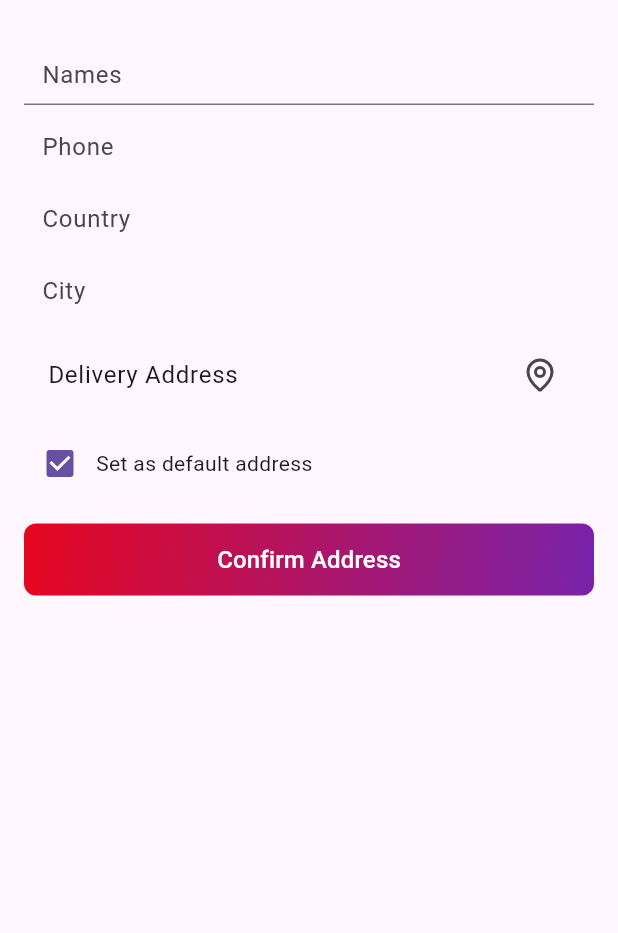
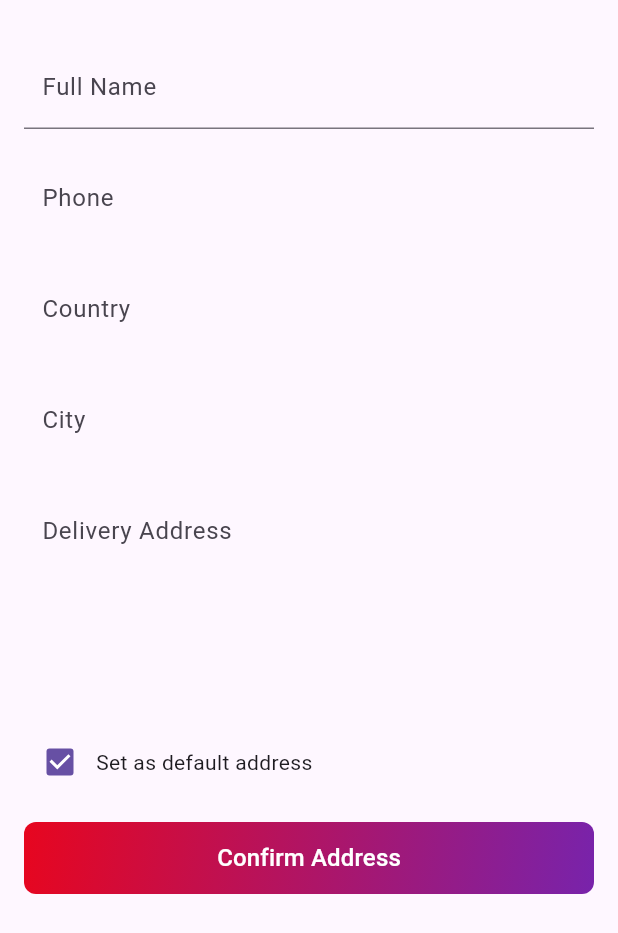
Before and after one commit to enock-kibet/wc-sports-app-coastal, a Flutter app: the AddressFormBottomSheet widget shown alone on an empty page, opened directly with empty values, on a phone screen of 412 x 824 dp. Shown: the top 933 px of the screen. Run offline on Flutter 3.47's test engine with Material 3 defaults, Android fonts, the phone set to English and light mode, and no system bars; our stand-ins replace cached_network_image, carousel_slider, cookie_jar, device_info_plus, dio, dio_cookie_manager and 31 more; missing offline and left inert: auto_height_grid_view, firebase_app_installations, flutter_google_places_sdk, talker_dio_logger; accounts and stored records are empty; network calls fail; statements that could not run were skipped.

Commit message:
More Updates

```diff
--- a/lib/data/services/client.dart
+++ b/lib/data/services/client.dart
@@ -186,7 +186,7 @@ class PickupAddressService {
 class MatchService {
   HttpResult<List<MatchType>> getMatches() async {
     return Http.get(
-      "https://backend.wencetechnologies.com/sportapp/api/Match/a571e8a5-8096-4ac3-bdd3-3dd7b623cbe6/df6fb842-329d-4924-a7b3-6e56177a229c?playStatus=false",
+      "https://backend.wencetechnologies.com/sportapp/api/Match/a571e8a5-8096-4ac3-bdd3-3dd7b623cbe6/df6fb842-329d-4924-a7b3-6e56177a229c?playStatus=false&fromNow=true",
       deserializer: (data) {
         List<MatchType> matchList = [];
 
--- a/lib/features/dashboard/pages/shop/widgets/address_bottom_sheet.dart
+++ b/lib/features/dashboard/pages/shop/widgets/address_bottom_sheet.dart
@@ -2,10 +2,12 @@
 
 import 'package:flutter/material.dart';
 import 'package:flutter_bloc/flutter_bloc.dart';
+import 'package:flutter_google_places_sdk/flutter_google_places_sdk.dart';
 import 'package:google_maps_flutter/google_maps_flutter.dart' as gmf;
 import 'package:geolocator/geolocator.dart';
 import 'package:lucide_icons/lucide_icons.dart';
 import 'package:sports_app/features/app/blocs/address/address_bloc.dart';
+import 'package:sports_app/features/dashboard/pages/shop/widgets/place_search_delegate.dart';
 import '../../../../../data/services/service.dart';
 import '../../../../../localization/app_prefs_manager.dart';
 import '../../../../../theme/app_colors.dart';
@@ -32,6 +34,13 @@ class _AddressFormBottomSheetState extends State<AddressFormBottomSheet> {
   final _countryController = TextEditingController();
   final _cityController = TextEditingController();
   final _addressController = TextEditingController();
+  bool _isSelectingAddress = false;
+
+  int _queryVersion = 0;
+
+  late FlutterGooglePlacesSdk _places;
+  List<AutocompletePrediction> _predictions = [];
+  final _addressSearchController = TextEditingController();
   Map<String, dynamic>? _locationResult;
 
   @override
@@ -39,6 +48,8 @@ class _AddressFormBottomSheetState extends State<AddressFormBottomSheet> {
     super.initState();
     _nameController.text =
         service<AppPreferencesManager>().currentUserValue!.name;
+
+    _places = FlutterGooglePlacesSdk(widget.apiKey);
   }
 
   Future<gmf.LatLng?> getCurrentLatLng() async {
@@ -73,6 +84,24 @@ class _AddressFormBottomSheetState extends State<AddressFormBottomSheet> {
     if (result != null) {
       setState(() {
         _locationResult = result;
+      });
+    }
+  }
+
+  void _pickLocadtion() async {
+    final places = FlutterGooglePlacesSdk(widget.apiKey);
+
+    final result = await showSearch(
+      context: context,
+      delegate: PlaceSearchDelegate(places),
+    );
+
+    if (result != null) {
+      setState(() {
+        _locationResult = {
+          "address": result["address"],
+          "latLng": gmf.LatLng(result["lat"], result["lng"]),
+        };
       });
     }
   }
@@ -151,6 +180,7 @@ class _AddressFormBottomSheetState extends State<AddressFormBottomSheet> {
           right: 16,
           top: 30,
         ),
+        child: SingleChildScrollView(
           child: Column(
             mainAxisSize: MainAxisSize.min,
             children: [
@@ -159,25 +189,22 @@ class _AddressFormBottomSheetState extends State<AddressFormBottomSheet> {
                   color: Theme.of(context).colorScheme.surface,
                   borderRadius: BorderRadius.circular(8),
                 ),
-              height: 40,
                 child: TextField(
                   controller: _nameController,
                   decoration: const InputDecoration(
-                  labelText: "Names",
+                    labelText: "Full Name",
                     contentPadding:
                         EdgeInsets.symmetric(vertical: 8, horizontal: 12),
-                  filled: false,
                   ),
                   keyboardType: TextInputType.text,
                 ),
               ),
-            const SizedBox(height: 8),
+              const SizedBox(height: 18),
               Container(
                 decoration: BoxDecoration(
                   color: Theme.of(context).colorScheme.surface,
                   borderRadius: BorderRadius.circular(8),
                 ),
-              height: 40,
                 child: TextField(
                   controller: _phoneController,
                   decoration: const InputDecoration(
@@ -185,18 +212,16 @@ class _AddressFormBottomSheetState extends State<AddressFormBottomSheet> {
                     border: InputBorder.none, // Remove default border
                     contentPadding:
                         EdgeInsets.symmetric(vertical: 8, horizontal: 12),
-                  filled: false,
                   ),
                   keyboardType: TextInputType.text,
                 ),
               ),
-            const SizedBox(height: 8),
+              const SizedBox(height: 18),
               Container(
                 decoration: BoxDecoration(
                   color: Theme.of(context).colorScheme.surface,
                   borderRadius: BorderRadius.circular(8),
                 ),
-              height: 40,
                 child: TextField(
                   controller: _countryController,
                   decoration: const InputDecoration(
@@ -204,49 +229,146 @@ class _AddressFormBottomSheetState extends State<AddressFormBottomSheet> {
                     border: InputBorder.none, // Remove default border
                     contentPadding:
                         EdgeInsets.symmetric(vertical: 8, horizontal: 12),
-                  filled: false,
                   ),
                   keyboardType: TextInputType.text,
                 ),
               ),
-            const SizedBox(height: 8),
+              const SizedBox(height: 18),
               Container(
+                decoration: BoxDecoration(
+                  borderRadius: BorderRadius.circular(8),
+                ),
+                child: TextField(
+                  controller: _cityController,
+                  decoration: const InputDecoration(
+                    labelText: "City",
+                    border: InputBorder.none,
+                    contentPadding:
+                        EdgeInsets.symmetric(vertical: 8, horizontal: 12),
+                  ),
+                  keyboardType: TextInputType.text,
+                ),
+              ),
+              const SizedBox(height: 18),
+              GestureDetector(
+                onTap: () {
+                  FocusScope.of(context).unfocus();
+                  setState(() {
+                    _predictions.clear();
+                  });
+                },
+                child: SizedBox(
+                  height: 150, // enough space for field + dropdown
+                  child: Stack(
+                    clipBehavior: Clip.none,
+                    children: [
+                      // ✅ Address Input (Always on top)
+                      Positioned(
+                        top: 0,
+                        left: 0,
+                        right: 0,
+                        child: TextField(
+                          controller: _addressSearchController,
+                          decoration: const InputDecoration(
+                            labelText: "Delivery Address",
+                            contentPadding: EdgeInsets.symmetric(
+                                vertical: 8, horizontal: 12),
+                            border: InputBorder.none,
+                          ),
+                          onChanged: (value) async {
+                            if (_isSelectingAddress) return;
+                            if (value.isEmpty) {
+                              setState(() => _predictions.clear());
+                              return;
+                            }
+
+                            final currentVersion = ++_queryVersion;
+
+                            final res = await _places
+                                .findAutocompletePredictions(value);
+
+                            if (!_isSelectingAddress &&
+                                currentVersion == _queryVersion) {
+                              setState(() {
+                                _predictions =
+                                    List<AutocompletePrediction>.from(
+                                        res.predictions);
+                              });
+                            }
+                          },
+                        ),
+                      ),
+
+                      // ✅ AUTOCOMPLETE DROPDOWN (Z-INDEX ABOVE EVERYTHING)
+                      if (_predictions.isNotEmpty)
+                        Positioned(
+                          top: 55, // directly below the input
+                          left: 0,
+                          right: 0,
+                          child: Material(
+                            elevation: 6, // 👈 gives true Z depth
+                            borderRadius: BorderRadius.circular(8),
+                            child: Container(
+                              height: 100,
                               decoration: BoxDecoration(
                                 color: Theme.of(context).colorScheme.surface,
                                 borderRadius: BorderRadius.circular(8),
                               ),
-              height: 40,
-              child: TextField(
-                controller: _cityController,
-                decoration: const InputDecoration(
-                  labelText: "City",
-                  border: InputBorder.none, // Remove default border
-                  contentPadding:
-                      EdgeInsets.symmetric(vertical: 8, horizontal: 12),
-                  filled: false,
-                ),
-                keyboardType: TextInputType.text,
+                              child: ListView.builder(
+                                padding: EdgeInsets.zero,
+                                itemCount: _predictions.length,
+                                itemBuilder: (context, index) {
+                                  final p = _predictions[index];
+
+                                  return ListTile(
+                                    title: Text(p.fullText),
+                                    onTap: () async {
+                                      _isSelectingAddress = true;
+                                      final details = await _places.fetchPlace(
+                                        p.placeId,
+                                        fields: [
+                                          PlaceField.Location,
+                                          PlaceField.Address,
+                                        ],
+                                      );
+
+                                      final place = details.place!;
+                                      final loc = place.latLng!;
+
+                                      setState(() {
+                                        _locationResult = {
+                                          "address": place.address,
+                                          "latLng":
+                                              gmf.LatLng(loc.lat, loc.lng),
+                                        };
+
+                                        _addressSearchController.text =
+                                            place.address ?? "";
+
+                                        _predictions.clear();
+                                      });
+                                      FocusScope.of(context).unfocus();
+
+                                      _isSelectingAddress = false;
+                                    },
+                                  );
+                                },
                               ),
                             ),
-            const SizedBox(height: 8),
-            Container(
-              decoration: BoxDecoration(
-                color: Theme.of(context).colorScheme.surface,
-                borderRadius: BorderRadius.circular(8),
-              ),
-              height: 55,
-              child: ListTile(
-                title: Text(_locationResult?["address"] ?? "Delivery Address"),
-                trailing: const Icon(LucideIcons.mapPin),
-                onTap: _pickLocation,
                           ),
                         ),
+                    ],
+                  ),
+                ),
+              ),
+
               // set as default address checkbox
               const SizedBox(height: 8),
               Row(
                 children: [
                   Checkbox(
-                  value: _isDefaultAddress, // Default to true for this example
+                    value:
+                        _isDefaultAddress, // Default to true for this example
                     onChanged: (value) {
                       setState(() {
                         _isDefaultAddress = value ?? true;
@@ -266,6 +388,7 @@ class _AddressFormBottomSheetState extends State<AddressFormBottomSheet> {
             ],
           ),
         ),
+      ),
     );
   }
 }
--- /dev/null
+++ b/lib/features/dashboard/pages/shop/widgets/place_search_delegate.dart
@@ -0,0 +1,72 @@
+import 'package:flutter/material.dart';
+import 'package:flutter_google_places_sdk/flutter_google_places_sdk.dart';
+
+class PlaceSearchDelegate extends SearchDelegate<Map<String, dynamic>?> {
+  final FlutterGooglePlacesSdk places;
+
+  PlaceSearchDelegate(this.places);
+
+  @override
+  List<Widget>? buildActions(BuildContext context) => [
+        IconButton(
+          icon: const Icon(Icons.clear),
+          onPressed: () => query = '',
+        )
+      ];
+
+  @override
+  Widget? buildLeading(BuildContext context) => IconButton(
+        icon: const Icon(Icons.arrow_back),
+        onPressed: () => close(context, null),
+      );
+
+  @override
+  Widget buildResults(BuildContext context) => const SizedBox();
+
+  @override
+  Widget buildSuggestions(BuildContext context) {
+    if (query.isEmpty) {
+      return const Center(child: Text("Search location"));
+    }
+
+    return FutureBuilder(
+      future: places.findAutocompletePredictions(query),
+      builder: (context, snapshot) {
+        if (!snapshot.hasData) {
+          return const Center(child: CircularProgressIndicator());
+        }
+
+        final predictions = snapshot.data!.predictions;
+
+        return ListView.builder(
+          itemCount: predictions.length,
+          itemBuilder: (context, index) {
+            final p = predictions[index];
+
+            return ListTile(
+              title: Text(p.fullText),
+              onTap: () async {
+                final details = await places.fetchPlace(
+                  p.placeId,
+                  fields: [
+                    PlaceField.Location,
+                    PlaceField.Address, // ✅ IMPORTANT
+                  ],
+                );
+
+                final place = details.place!;
+                final loc = place.latLng!;
+
+                close(context, {
+                  "address": place.address, // ✅ FIXED HERE
+                  "lat": loc.lat,
+                  "lng": loc.lng,
+                });
+              },
+            );
+          },
+        );
+      },
+    );
+  }
+}
--- a/pubspec.yaml
+++ b/pubspec.yaml
@@ -16,7 +16,7 @@ publish_to: "none" # Remove this line if you wish to publish to pub.dev
 # https://developer.apple.com/library/archive/documentation/General/Reference/InfoPlistKeyReference/Articles/CoreFoundationKeys.html
 # In Windows, build-name is used as the major, minor, and patch parts
 # of the product and file versions while build-number is used as the build suffix.
-version: 1.0.0+29
+version: 1.0.0+30
 
 environment:
   sdk: ">=3.3.2 <4.0.0"
```
Also changed, not shown: lib/features/dashboard/pages/shop/widgets/cart_bottom_sheet.dart (+16 -3 lines), 1 other file. Lines whose indentation alone changed are shown as unchanged.
